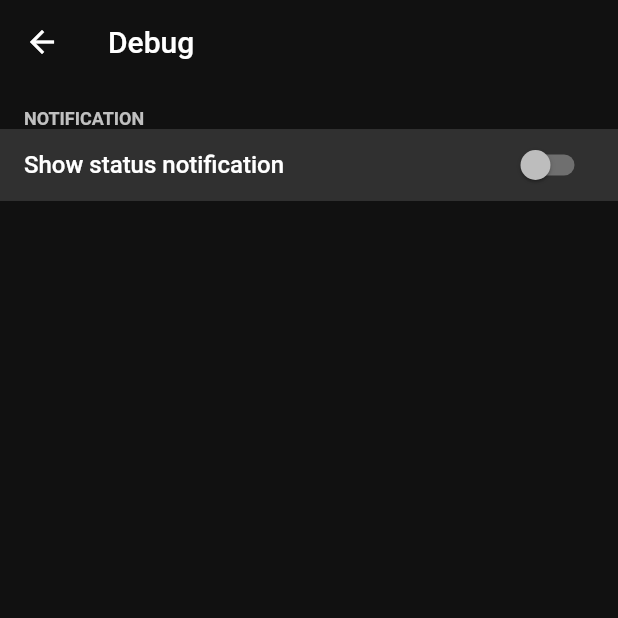
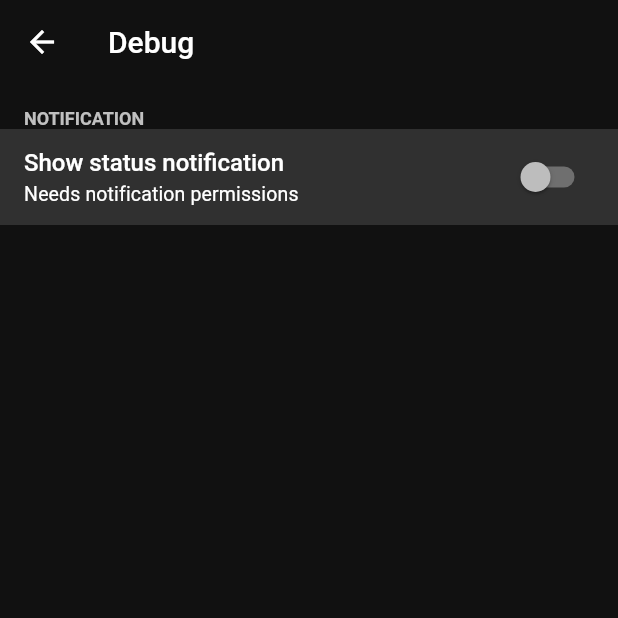
Before and after one commit to ChikyuKido/Scrobblium, a Flutter app: the SettingsPage screen opened directly, after a tap on "Debug", on a phone screen of 412 x 824 dp, the top half of it. Run offline on Flutter 3.47's test engine with Material 3 defaults, Android fonts, the phone set to English and light mode, and no system bars; drawn by our look-alikes of dynamic_color; our stand-ins replace easy_debounce, fixnum, flex_color_scheme, fluttertoast, google_nav_bar, package_info_plus and 1 more; missing offline and left inert: protobuf; accounts and stored records are empty.

```diff
--- a/lib/page/settings/debug_settings_page.dart
+++ b/lib/page/settings/debug_settings_page.dart
@@ -18,6 +18,7 @@ class DebugSettingsPage extends StatelessWidget {
   Widget _buildShowStatusNotification() {
     return SwitchSettingsTile(
       title: 'Show status notification',
+      subtitle: "Needs notification permissions",
       settingKey: 'show-status-notification',
       defaultValue: false,
       onChange: (p0) {
```
Also changed, not shown: 1 other file.
